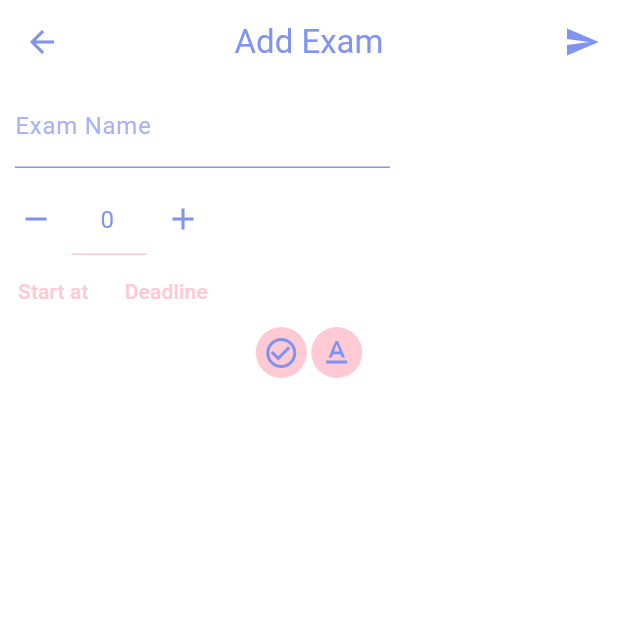
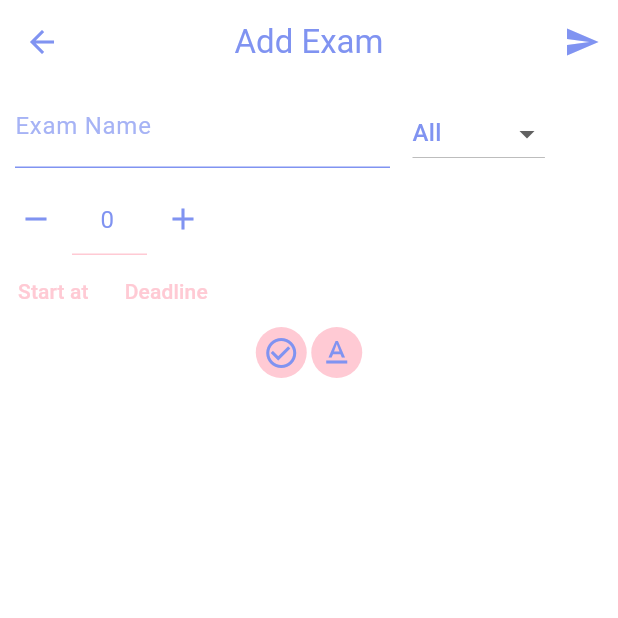
Before and after one commit to hazemxiii/e_learning, a Flutter app: the AddExamPage screen opened directly, on a phone screen of 412 x 824 dp, the top half of it. Run offline on Flutter 3.47's test engine with Material 3 defaults, Android fonts, the phone set to English and light mode, and no system bars; our stand-ins replace awesome_dialog, cloud_firestore, firebase_auth, firebase_core; accounts and stored records are empty.

Commit message:
added levels to exams

```diff
--- a/lib/admin/add_exam.dart
+++ b/lib/admin/add_exam.dart
@@ -14,6 +14,7 @@ class AddExamPage extends StatefulWidget {
 
 class _AddExamPageState extends State<AddExamPage> {
   late ScrollController scrollController;
+  int level = 0;
 
   @override
   void initState() {
@@ -58,6 +59,8 @@ class _AddExamPageState extends State<AddExamPage> {
             controller: scrollController,
             child:
                 Column(crossAxisAlignment: CrossAxisAlignment.start, children: [
+              Row(
+                children: [
                   Container(
                     margin: const EdgeInsets.only(left: 10, bottom: 10),
                     width: 250,
@@ -69,8 +72,68 @@ class _AddExamPageState extends State<AddExamPage> {
                       style: TextStyle(color: Clrs.main),
                       cursorColor: Clrs.main,
                       decoration: CustomDecoration.giveInputDecoration(
-                      label: "Exam Name", BorderType.under, Clrs.main, false),
+                          label: "Exam Name",
+                          BorderType.under,
+                          Clrs.main,
+                          false),
                     ),
+                  ),
+                  const SizedBox(width: 10),
+                  DropdownButton(
+                      padding: const EdgeInsets.all(5),
+                      value: level,
+                      items: [
+                        DropdownMenuItem(
+                            value: 0,
+                            child: Text(
+                              "All",
+                              style: TextStyle(color: Clrs.main),
+                            )),
+                        DropdownMenuItem(
+                            value: 1,
+                            child: Text(
+                              "1st prep",
+                              style: TextStyle(color: Clrs.main),
+                            )),
+                        DropdownMenuItem(
+                            value: 2,
+                            child: Text(
+                              "2nd prep",
+                              style: TextStyle(color: Clrs.main),
+                            )),
+                        DropdownMenuItem(
+                            value: 3,
+                            child: Text(
+                              "3rd prep",
+                              style: TextStyle(color: Clrs.main),
+                            )),
+                        DropdownMenuItem(
+                            value: 4,
+                            child: Text(
+                              "1st sec",
+                              style: TextStyle(color: Clrs.main),
+                            )),
+                        DropdownMenuItem(
+                            value: 5,
+                            child: Text(
+                              "2nd sec",
+                              style: TextStyle(color: Clrs.main),
+                            )),
+                        DropdownMenuItem(
+                            value: 6,
+                            child: Text(
+                              "3rd sec",
+                              style: TextStyle(color: Clrs.main),
+                            )),
+                      ],
+                      onChanged: (v) {
+                        setState(() {
+                          Provider.of<AddExamNotifier>(context, listen: false)
+                              .setLevel(v!);
+                          level = v;
+                        });
+                      })
+                ],
               ),
               const DurationPicker(),
               const Row(children: [
--- a/lib/admin/global_admin.dart
+++ b/lib/admin/global_admin.dart
@@ -8,7 +8,11 @@ class AddExamNotifier extends ChangeNotifier {
   DateTime? startDate;
   DateTime? deadline;
   int offset = 0;
-  // double totalMark = 0;
+  int level = 0;
+
+  void setLevel(int level) {
+    this.level = level;
+  }
 
   void setDuration(int duration) {
     if (startDate != null && deadline != null) {
@@ -165,7 +169,7 @@ class AddExamNotifier extends ChangeNotifier {
         batch.set(questionRef, {"type": "written"});
       }
     }
-    batch.update(examRef, {"marks": marks});
+    batch.update(examRef, {"marks": marks, "level": level});
     batch.set(examAnswersRef, {"correct": correctAnswers});
     batch.commit().then((_) {}, onError: (e) {
       return e.toString();
@@ -177,6 +181,7 @@ class AddExamNotifier extends ChangeNotifier {
     startDate;
     deadline;
     offset = 0;
+    level = 0;
     // totalMark = 0;
 
     return "Saved";
--- a/lib/student/exam_list_student.dart
+++ b/lib/student/exam_list_student.dart
@@ -218,5 +218,7 @@ Future<QuerySnapshot> getExams() async {
   var result = Dbs.firestore
       .collection("exams")
       .where("level", whereIn: [0, level]).get();
+
+  print(level);
   return result;
 }
```
Lines whose indentation alone changed are shown as unchanged.
